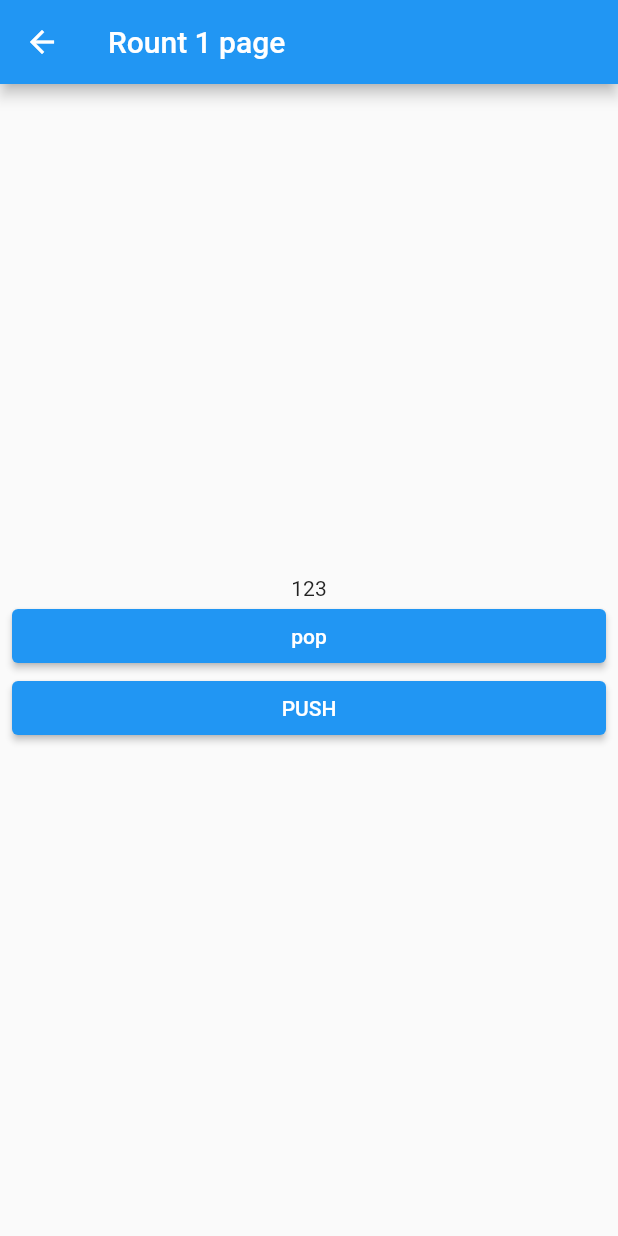
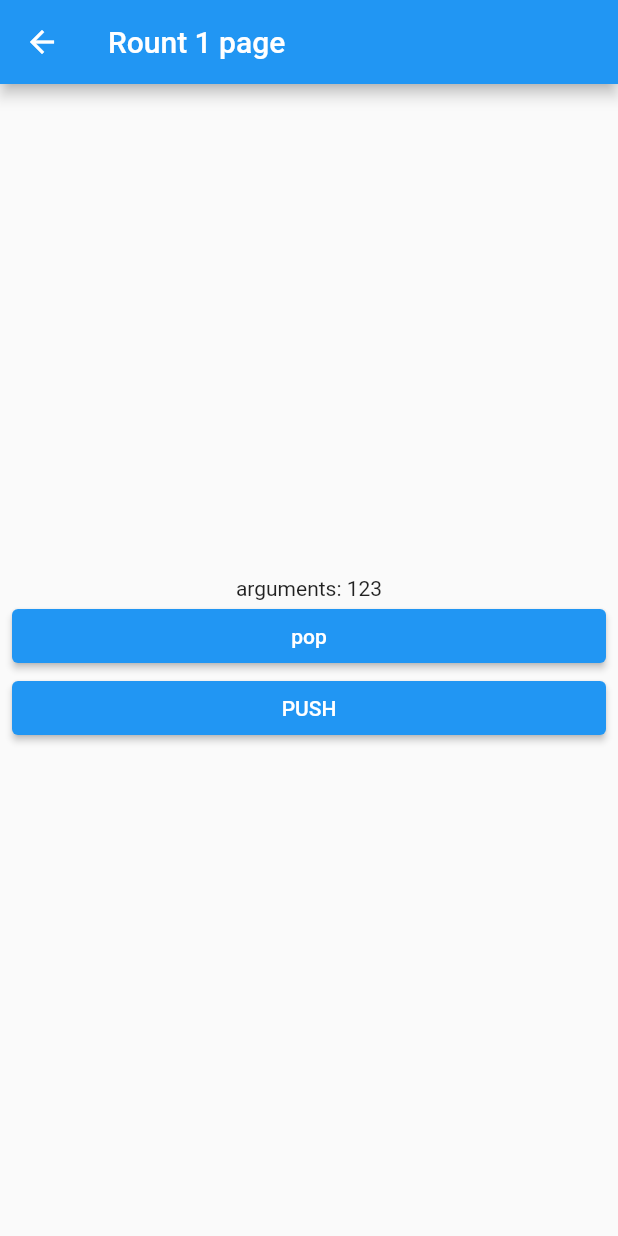
Before and after one commit to janepark423/navi_flutter, a Flutter app: the screen it shows after launch, after a tap on "push", on a phone screen of 412 x 824 dp. Run offline on Flutter 3.47's test engine with Material 2 defaults, Android fonts, the phone set to English and light mode, and no system bars.

Commit message:
navigator & arguments

```diff
--- a/lib/screen/route_one_screen.dart
+++ b/lib/screen/route_one_screen.dart
@@ -13,7 +13,7 @@ class RouteOneScreen extends StatelessWidget {
       title: 'Rount 1 page',
       children: [
         Text(
-          number.toString(),
+          'arguments: ${number.toString()}',
           textAlign: TextAlign.center,
         ),
         ElevatedButton(
@@ -28,6 +28,9 @@ class RouteOneScreen extends StatelessWidget {
             Navigator.of(context).push(
               MaterialPageRoute(
                 builder: (_) => RouteTwoScreen(),
+                settings: RouteSettings(
+                  arguments: 789,
+                ),
               ),
             );
           },
--- a/lib/screen/route_two_screen.dart
+++ b/lib/screen/route_two_screen.dart
@@ -7,9 +7,14 @@ class RouteTwoScreen extends StatelessWidget {
 
   @override
   Widget build(BuildContext context) {
+    final arguments = ModalRoute.of(context)!.settings.arguments;
     return MainLayout(
       title: 'Route two',
       children: [
+        Text(
+          'arguments: ${arguments}',
+          textAlign: TextAlign.center,
+        ),
         ElevatedButton(
           onPressed: () {
             Navigator.of(context).pop();
```
